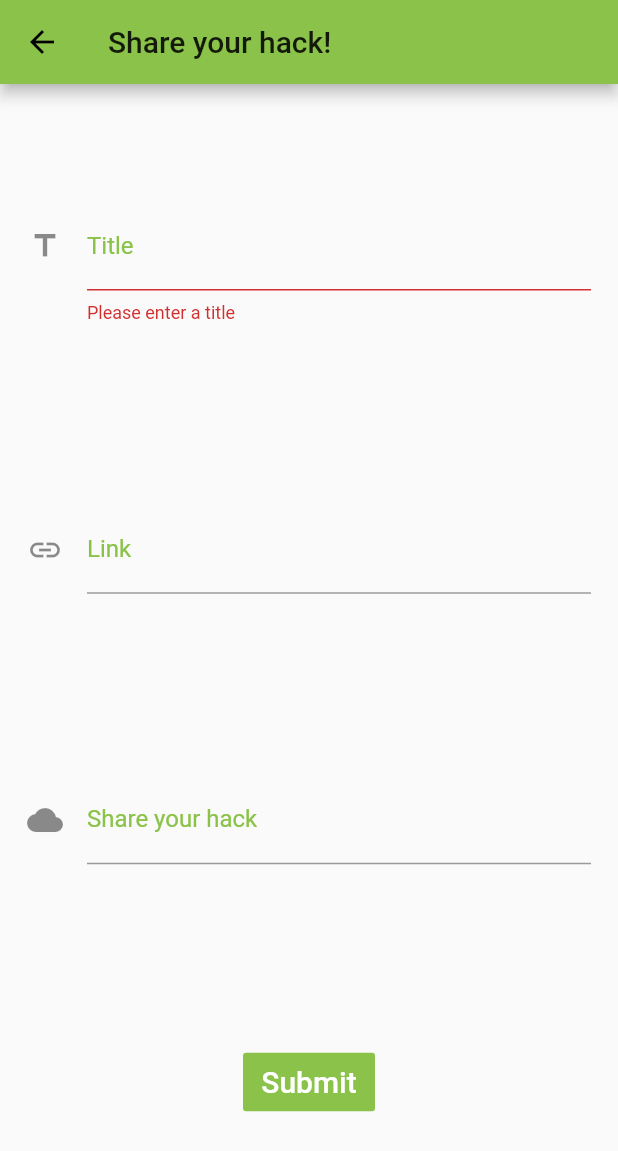
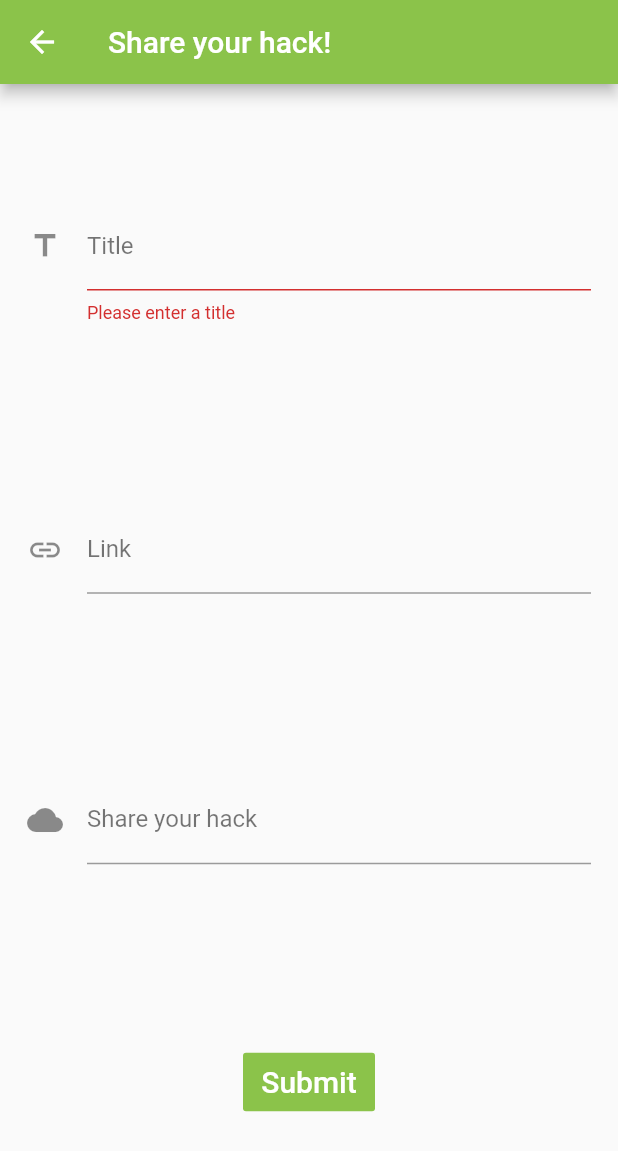
Before and after one commit to radiantly/HackyBirthdayMLH, a Flutter app: the screen it shows after launch, after a tap on the "add" icon, on a phone screen of 412 x 824 dp. Shown: the top 1151 px of the screen. Run offline on Flutter 3.47's test engine with Material 2 defaults, Android fonts, the phone set to English and light mode, and no system bars; our stand-ins replace cloud_firestore, google_maps_flutter; accounts and stored records are empty.

Commit message:
Fix dialog pop and remove unused code

```diff
--- a/lib/form.dart
+++ b/lib/form.dart
@@ -75,7 +75,8 @@ class _ShareFormState extends State<ShareForm> {
                                   CupertinoDialogAction(
                                       child: Text("Okay"),
                                       onPressed: () {
-                                        Navigator.of(context).pop();
+                                        Navigator.of(context)
+                                            .popUntil((route) => route.isFirst);
                                       }),
                                 ],
                               );
--- a/lib/main.dart
+++ b/lib/main.dart
@@ -16,17 +16,9 @@ class MyApp extends StatefulWidget {
 
 class _MyAppState extends State<MyApp> {
   Completer<GoogleMapController> _controller = Completer();
-  static final markerId = MarkerId("test");
+
   static const LatLng _center = const LatLng(45.521563, -122.677433);
-  static final aMarker = Marker(
-      markerId: markerId,
-      position: _center,
-      infoWindow: InfoWindow(
-          title: "Imagine winning a hackathon",
-          snippet: 'Using a framework you started learning two days back'));
-  // markers.addAll({markerId: aMarker});
 
-  var markers = <MarkerId, Marker>{markerId: aMarker};
   void _onMapCreated(GoogleMapController controller) {
     _controller.complete(controller);
   }
@@ -36,14 +28,19 @@ class _MyAppState extends State<MyApp> {
     return MaterialApp(
         theme: ThemeData(
             primaryColor: Colors.lightGreen,
+            primaryIconTheme: IconThemeData(color: Colors.white),
+            primaryTextTheme:
+                TextTheme(headline6: TextStyle(color: Colors.white)),
+            accentColor: Colors.lightGreen,
+            accentIconTheme: IconThemeData(color: Colors.white),
+            iconTheme: IconThemeData(color: Colors.white),
             inputDecorationTheme: const InputDecorationTheme(
-              labelStyle: TextStyle(color: Colors.lightGreen),
+              labelStyle: TextStyle(color: Colors.black54),
               hintStyle: TextStyle(color: Colors.grey),
             )),
         home: Scaffold(
           appBar: AppBar(
             title: Text('HackShare'),
-            backgroundColor: Colors.lightGreen,
           ),
           body: StreamBuilder(
               stream: Firestore.instance.collection('hacks').snapshots(),
@@ -92,7 +89,6 @@ class SharePostButton extends StatelessWidget {
         return Scaffold(
             appBar: AppBar(
               title: Text("Share your hack!"),
-              backgroundColor: Colors.lightGreen,
             ),
             body: Container(child: ShareForm()));
       }));
@@ -101,8 +97,10 @@ class SharePostButton extends StatelessWidget {
     return FloatingActionButton(
       onPressed: _pushSaved,
       tooltip: "Share a hack!",
-      child: Icon(Icons.add),
-      backgroundColor: Colors.lightGreen,
+      child: Icon(
+        Icons.add,
+        color: Colors.white,
+      ),
     );
   }
 }
```
